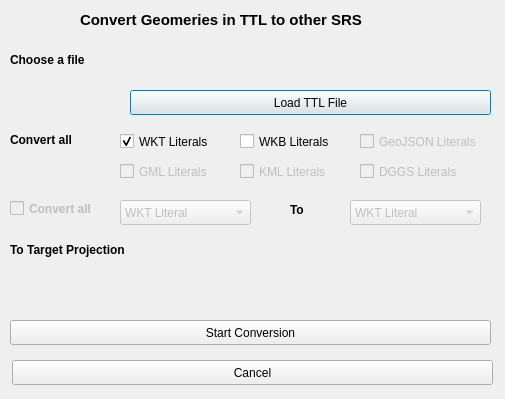
Before: the Qt Designer form dialogs/ui/convertcrsdialog.ui in sparqlunicorn/sparqlunicornGoesGIS, drawn with Qt 5.
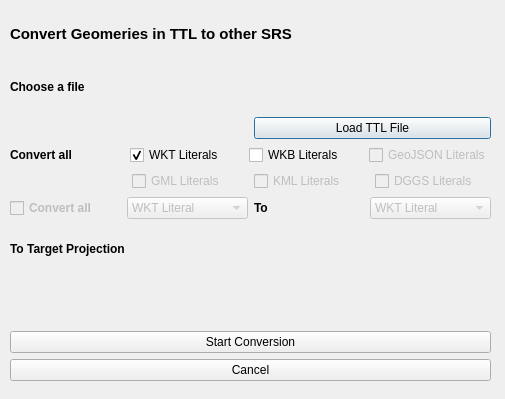
After: the same form once the commit is applied. Custom widgets are drawn as their Qt base class.

```diff
--- a/dialogs/ui/convertcrsdialog.ui
+++ b/dialogs/ui/convertcrsdialog.ui
@@ -13,14 +13,36 @@
   <property name="windowTitle">
    <string>Dialog</string>
   </property>
-  <widget class="QLabel" name="convertSRSLabel">
+  <widget class="QLabel" name="fileLoadedLabel">
    <property name="geometry">
     <rect>
-     <x>80</x>
+     <x>140</x>
+     <y>60</y>
+     <width>62</width>
+     <height>17</height>
+    </rect>
+   </property>
+   <property name="text">
+    <string/>
+   </property>
+  </widget>
+  <widget class="QWidget" name="verticalLayoutWidget">
+   <property name="geometry">
+    <rect>
+     <x>10</x>
      <y>10</y>
-     <width>351</width>
-     <height>20</height>
+     <width>481</width>
+     <height>371</height>
     </rect>
+   </property>
+   <layout class="QVBoxLayout" name="verticalLayout">
+    <item>
+     <widget class="QLabel" name="convertSRSLabel">
+      <property name="sizePolicy">
+       <sizepolicy hsizetype="Preferred" vsizetype="Preferred">
+        <horstretch>0</horstretch>
+        <verstretch>0</verstretch>
+       </sizepolicy>
    </property>
    <property name="font">
     <font>
@@ -33,90 +55,53 @@
     <string>Convert Geomeries in TTL to other SRS</string>
    </property>
   </widget>
-  <widget class="QgsProjectionSelectionWidget" name="projectionSelect">
-   <property name="geometry">
-    <rect>
-     <x>10</x>
-     <y>280</y>
-     <width>481</width>
-     <height>27</height>
-    </rect>
-   </property>
-  </widget>
+    </item>
+    <item>
+     <layout class="QHBoxLayout" name="horizontalLayout_5">
+      <item>
+       <widget class="QLabel" name="chooseFileLabel">
+        <property name="font">
+         <font>
+          <weight>75</weight>
+          <bold>true</bold>
+         </font>
+        </property>
+        <property name="text">
+         <string>Choose a file</string>
+        </property>
+       </widget>
+      </item>
+      <item>
+       <widget class="QLabel" name="chosenFileLabel">
+        <property name="text">
+         <string/>
+        </property>
+       </widget>
+      </item>
+     </layout>
+    </item>
+    <item>
+     <layout class="QHBoxLayout" name="horizontalLayout_4">
+      <item>
+       <widget class="QLabel" name="label_2">
+        <property name="text">
+         <string/>
+        </property>
+       </widget>
+      </item>
+      <item>
   <widget class="QPushButton" name="loadFromFileButton">
-   <property name="geometry">
-    <rect>
-     <x>130</x>
-     <y>90</y>
-     <width>361</width>
-     <height>25</height>
-    </rect>
-   </property>
    <property name="text">
     <string>Load TTL File</string>
    </property>
   </widget>
-  <widget class="QPushButton" name="cancelButton">
-   <property name="geometry">
-    <rect>
-     <x>12</x>
-     <y>360</y>
-     <width>481</width>
-     <height>25</height>
-    </rect>
-   </property>
-   <property name="text">
-    <string>Cancel</string>
-   </property>
-  </widget>
-  <widget class="QLabel" name="fileLoadedLabel">
-   <property name="geometry">
-    <rect>
-     <x>140</x>
-     <y>60</y>
-     <width>62</width>
-     <height>17</height>
-    </rect>
-   </property>
-   <property name="text">
-    <string/>
-   </property>
-  </widget>
-  <widget class="QPushButton" name="startConversionButton">
-   <property name="geometry">
-    <rect>
-     <x>10</x>
-     <y>320</y>
-     <width>481</width>
-     <height>25</height>
-    </rect>
-   </property>
-   <property name="text">
-    <string>Start Conversion</string>
-   </property>
-  </widget>
-  <widget class="QLabel" name="chosenFileLabel">
-   <property name="geometry">
-    <rect>
-     <x>140</x>
-     <y>50</y>
-     <width>351</width>
-     <height>20</height>
-    </rect>
-   </property>
-   <property name="text">
-    <string/>
-   </property>
-  </widget>
+      </item>
+     </layout>
+    </item>
+    <item>
+     <layout class="QHBoxLayout" name="horizontalLayout_2">
+      <item>
   <widget class="QLabel" name="convertLiteralSelectionLabel">
-   <property name="geometry">
-    <rect>
-     <x>10</x>
-     <y>130</y>
-     <width>81</width>
-     <height>20</height>
-    </rect>
-   </property>
    <property name="font">
     <font>
      <weight>75</weight>
@@ -127,15 +112,9 @@
     <string>Convert all</string>
    </property>
   </widget>
+      </item>
+      <item>
   <widget class="QCheckBox" name="wktLiteralCheckBox">
-   <property name="geometry">
-    <rect>
-     <x>120</x>
-     <y>130</y>
-     <width>111</width>
-     <height>23</height>
-    </rect>
-   </property>
    <property name="text">
     <string>WKT Literals</string>
    </property>
@@ -143,110 +122,73 @@
     <bool>true</bool>
    </property>
   </widget>
-  <widget class="QCheckBox" name="gmlLiteralCheckBox">
-   <property name="enabled">
-    <bool>false</bool>
-   </property>
-   <property name="geometry">
-    <rect>
-     <x>120</x>
-     <y>160</y>
-     <width>111</width>
-     <height>23</height>
-    </rect>
-   </property>
-   <property name="text">
-    <string>GML Literals</string>
-   </property>
-  </widget>
+      </item>
+      <item>
   <widget class="QCheckBox" name="wkbLiteralCheckBox">
-   <property name="geometry">
-    <rect>
-     <x>240</x>
-     <y>130</y>
-     <width>111</width>
-     <height>23</height>
-    </rect>
-   </property>
    <property name="text">
     <string>WKB Literals</string>
    </property>
   </widget>
-  <widget class="QLabel" name="toTargetProjectionLabel">
-   <property name="geometry">
-    <rect>
-     <x>10</x>
-     <y>240</y>
-     <width>161</width>
-     <height>20</height>
-    </rect>
-   </property>
-   <property name="font">
-    <font>
-     <weight>75</weight>
-     <bold>true</bold>
-    </font>
-   </property>
-   <property name="text">
-    <string>To Target Projection</string>
-   </property>
-  </widget>
-  <widget class="QCheckBox" name="kmlLiteralCheckBox">
-   <property name="enabled">
-    <bool>false</bool>
-   </property>
-   <property name="geometry">
-    <rect>
-     <x>240</x>
-     <y>160</y>
-     <width>111</width>
-     <height>23</height>
-    </rect>
-   </property>
-   <property name="text">
-    <string>KML Literals</string>
-   </property>
-  </widget>
+      </item>
+      <item>
   <widget class="QCheckBox" name="geojsonLiteralCheckBox">
    <property name="enabled">
     <bool>false</bool>
    </property>
-   <property name="geometry">
-    <rect>
-     <x>360</x>
-     <y>130</y>
-     <width>131</width>
-     <height>23</height>
-    </rect>
-   </property>
    <property name="text">
     <string>GeoJSON Literals</string>
    </property>
   </widget>
+      </item>
+     </layout>
+    </item>
+    <item>
+     <layout class="QHBoxLayout" name="horizontalLayout_3">
+      <item>
+       <widget class="QLabel" name="label">
+        <property name="text">
+         <string/>
+        </property>
+       </widget>
+      </item>
+      <item>
+       <widget class="QCheckBox" name="gmlLiteralCheckBox">
+        <property name="enabled">
+         <bool>false</bool>
+        </property>
+        <property name="text">
+         <string>GML Literals</string>
+        </property>
+       </widget>
+      </item>
+      <item>
+       <widget class="QCheckBox" name="kmlLiteralCheckBox">
+        <property name="enabled">
+         <bool>false</bool>
+        </property>
+        <property name="text">
+         <string>KML Literals</string>
+        </property>
+       </widget>
+      </item>
+      <item>
   <widget class="QCheckBox" name="dggsLiteralCheckBox">
    <property name="enabled">
     <bool>false</bool>
    </property>
-   <property name="geometry">
-    <rect>
-     <x>360</x>
-     <y>160</y>
-     <width>121</width>
-     <height>23</height>
-    </rect>
-   </property>
    <property name="text">
     <string>DGGS Literals</string>
    </property>
   </widget>
-  <widget class="QLabel" name="chooseFileLabel">
-   <property name="geometry">
-    <rect>
-     <x>10</x>
-     <y>50</y>
-     <width>101</width>
-     <height>20</height>
-    </rect>
+      </item>
+     </layout>
+    </item>
+    <item>
+     <layout class="QHBoxLayout" name="horizontalLayout">
+      <item>
+       <widget class="QCheckBox" name="convertAllCheckBox">
+        <property name="enabled">
+         <bool>false</bool>
    </property>
    <property name="font">
     <font>
@@ -255,21 +197,15 @@
     </font>
    </property>
    <property name="text">
-    <string>Choose a file</string>
-   </property>
-  </widget>
+         <string>Convert all</string>
+        </property>
+       </widget>
+      </item>
+      <item>
   <widget class="QComboBox" name="convertFromComboBox">
    <property name="enabled">
     <bool>false</bool>
    </property>
-   <property name="geometry">
-    <rect>
-     <x>120</x>
-     <y>200</y>
-     <width>131</width>
-     <height>25</height>
-    </rect>
-   </property>
    <item>
     <property name="text">
      <string>WKT Literal</string>
@@ -301,58 +237,9 @@
     </property>
    </item>
   </widget>
-  <widget class="QComboBox" name="convertToComboBox">
-   <property name="enabled">
-    <bool>false</bool>
-   </property>
-   <property name="geometry">
-    <rect>
-     <x>350</x>
-     <y>200</y>
-     <width>131</width>
-     <height>25</height>
-    </rect>
-   </property>
-   <item>
-    <property name="text">
-     <string>WKT Literal</string>
-    </property>
    </item>
    <item>
-    <property name="text">
-     <string>WKB Literal</string>
-    </property>
-   </item>
-   <item>
-    <property name="text">
-     <string>KML Literal</string>
-    </property>
-   </item>
-   <item>
-    <property name="text">
-     <string>GML Literal</string>
-    </property>
-   </item>
-   <item>
-    <property name="text">
-     <string>GeoJSON Literal</string>
-    </property>
-   </item>
-   <item>
-    <property name="text">
-     <string>DGGS Literal</string>
-    </property>
-   </item>
-  </widget>
   <widget class="QLabel" name="label_5">
-   <property name="geometry">
-    <rect>
-     <x>290</x>
-     <y>200</y>
-     <width>41</width>
-     <height>20</height>
-    </rect>
-   </property>
    <property name="font">
     <font>
      <weight>75</weight>
@@ -363,18 +250,48 @@
     <string>To</string>
    </property>
   </widget>
-  <widget class="QCheckBox" name="convertAllCheckBox">
+      </item>
+      <item>
+       <widget class="QComboBox" name="convertToComboBox">
    <property name="enabled">
     <bool>false</bool>
    </property>
-   <property name="geometry">
-    <rect>
-     <x>10</x>
-     <y>200</y>
-     <width>101</width>
-     <height>17</height>
-    </rect>
-   </property>
+        <item>
+         <property name="text">
+          <string>WKT Literal</string>
+         </property>
+        </item>
+        <item>
+         <property name="text">
+          <string>WKB Literal</string>
+         </property>
+        </item>
+        <item>
+         <property name="text">
+          <string>KML Literal</string>
+         </property>
+        </item>
+        <item>
+         <property name="text">
+          <string>GML Literal</string>
+         </property>
+        </item>
+        <item>
+         <property name="text">
+          <string>GeoJSON Literal</string>
+         </property>
+        </item>
+        <item>
+         <property name="text">
+          <string>DGGS Literal</string>
+         </property>
+        </item>
+       </widget>
+      </item>
+     </layout>
+    </item>
+    <item>
+     <widget class="QLabel" name="toTargetProjectionLabel">
    <property name="font">
     <font>
      <weight>75</weight>
@@ -382,8 +299,28 @@
     </font>
    </property>
    <property name="text">
-    <string>Convert all</string>
-   </property>
+       <string>To Target Projection</string>
+      </property>
+     </widget>
+    </item>
+    <item>
+     <widget class="QgsProjectionSelectionWidget" name="projectionSelect"/>
+    </item>
+    <item>
+     <widget class="QPushButton" name="startConversionButton">
+      <property name="text">
+       <string>Start Conversion</string>
+      </property>
+     </widget>
+    </item>
+    <item>
+     <widget class="QPushButton" name="cancelButton">
+      <property name="text">
+       <string>Cancel</string>
+      </property>
+     </widget>
+    </item>
+   </layout>
   </widget>
  </widget>
  <customwidgets>
```
Lines whose indentation alone changed are shown as unchanged.
